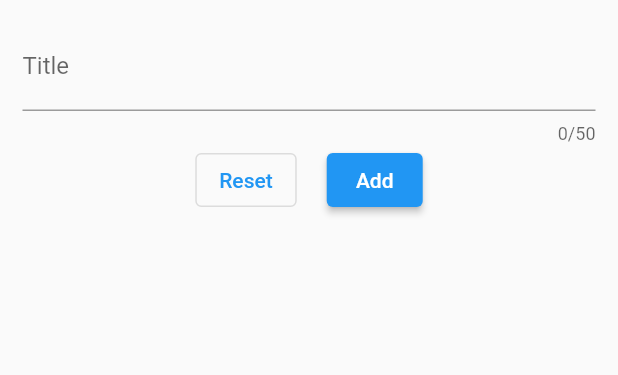
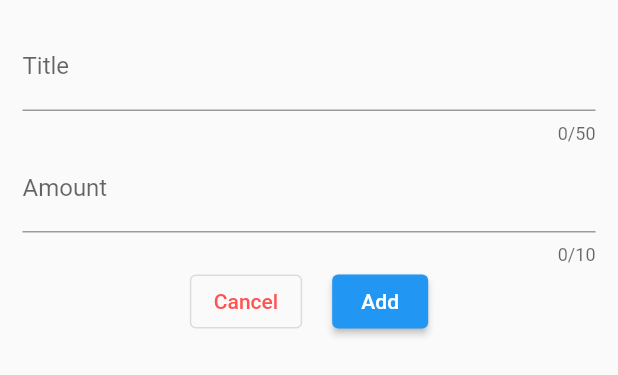
Before and after one commit to devxasd/expense_app, a Flutter app: the AddExpense widget shown alone on an empty page, opened directly, on a phone screen of 412 x 824 dp. Shown: the top 375 px of the screen. Run offline on Flutter 3.47's test engine with Material 2 defaults, Android fonts, the phone set to English and light mode, and no system bars.

Commit message:
017 Closing The Modal Manually

```diff
--- a/lib/widgets/add_expense.dart
+++ b/lib/widgets/add_expense.dart
@@ -10,12 +10,14 @@ class AddExpense extends StatefulWidget {
 
 class _AddExpenseState extends State<AddExpense> {
   final titleInput = TextEditingController();
+  final amountInput = TextEditingController();
 
   //always dispose the controller inputs
   //as it don't automatically destroy and remain through out the app life cycle
   @override
   void dispose() {
     titleInput.dispose();
+    amountInput.dispose();
     super.dispose();
   }
 
@@ -33,20 +35,38 @@ class _AddExpenseState extends State<AddExpense> {
               label: Text('Title'),
             ),
           ),
+          TextField(
+            controller: amountInput,
+            maxLength: 10,
+            keyboardType: TextInputType.number,
+            decoration: const InputDecoration(
+              prefixText: '\$ ',
+              label: Text('Amount'),
+            ),
+          ),
           Row(
             mainAxisAlignment: MainAxisAlignment.center,
             children: [
               OutlinedButton(
                 onPressed: () {
-                  titleInput.text = '';
+                  //to pop the current overlay widget
+                  Navigator.pop(context);
                 },
-                child: const Text('Reset'),
+                style: OutlinedButton.styleFrom(
+                  foregroundColor: Colors.redAccent,
+                ),
+                child: const Text(
+                  'Cancel',
+                ),
               ),
               const SizedBox(
                 width: 20,
               ),
               ElevatedButton(
-                onPressed: () {},
+                onPressed: () {
+                  print(titleInput.text);
+                  print(amountInput.text);
+                },
                 child: const Text('Add'),
               ),
             ],
```
